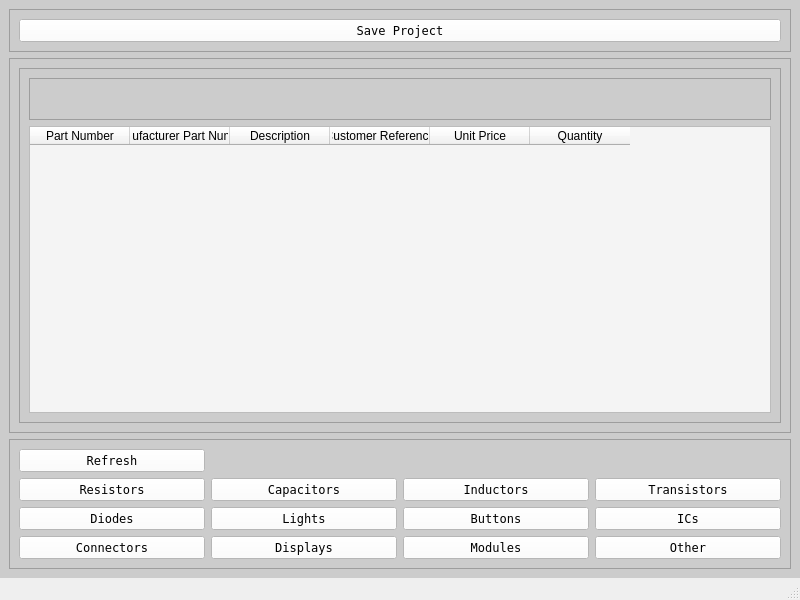
Qt form Program_Files/project_window.ui (Thomas1B/Electronics-Inventory-Program) before a commit.
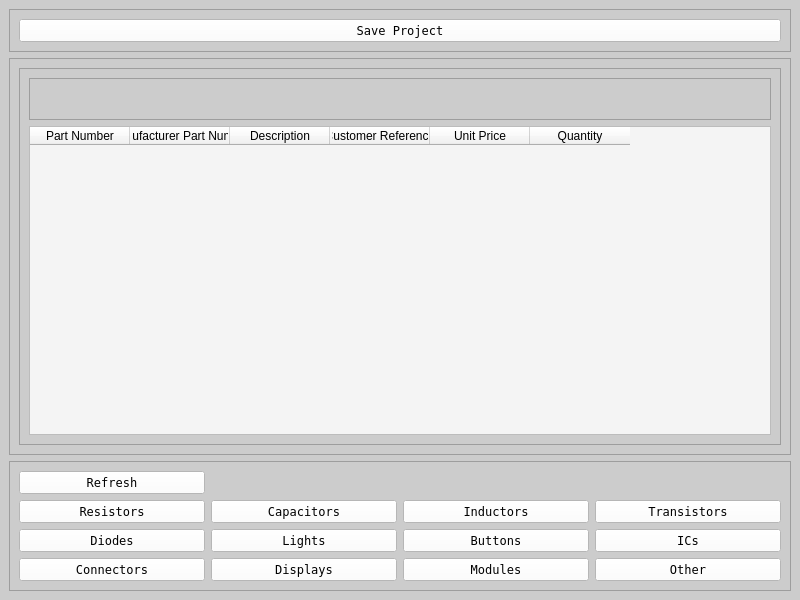
The same form after that commit.

Patch:
```diff
--- a/Program_Files/project_window.ui
+++ b/Program_Files/project_window.ui
@@ -13,6 +13,9 @@
   <property name="windowTitle">
    <string>New Project</string>
   </property>
+  <property name="styleSheet">
+   <string notr="true"/>
+  </property>
   <widget class="QWidget" name="centralwidget">
    <property name="styleSheet">
     <string notr="true">background-color: rgb(204, 204, 204);</string>
@@ -433,7 +436,6 @@
     </rect>
    </property>
   </widget>
-  <widget class="QStatusBar" name="statusbar"/>
  </widget>
  <resources/>
  <connections/>
```
